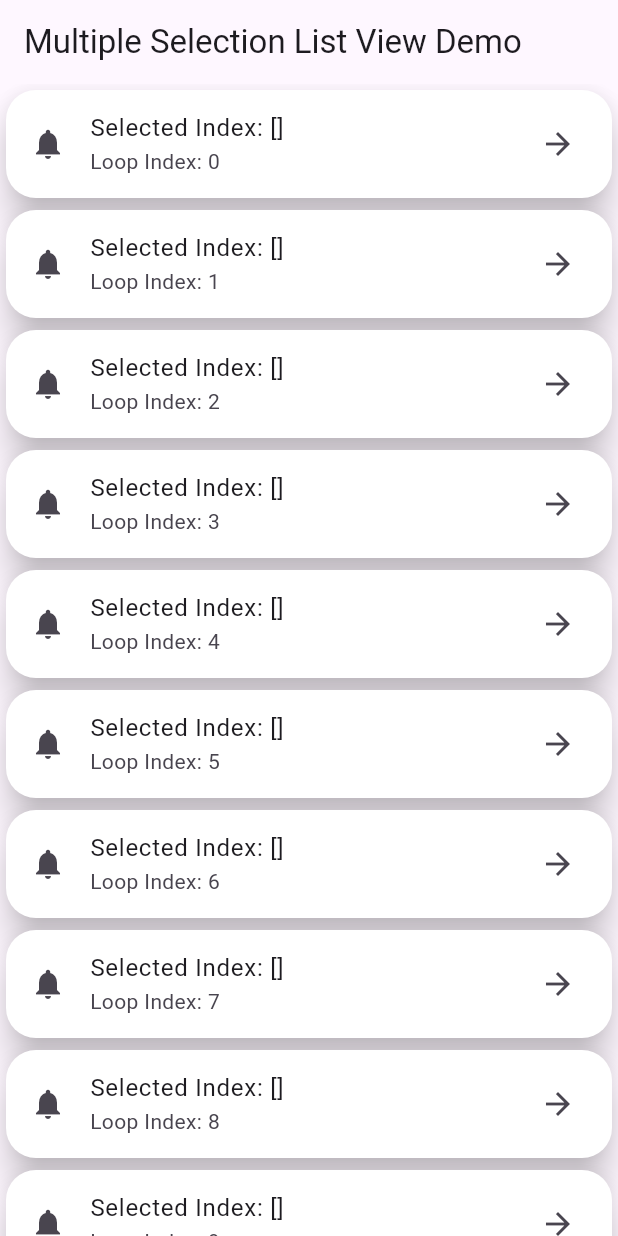
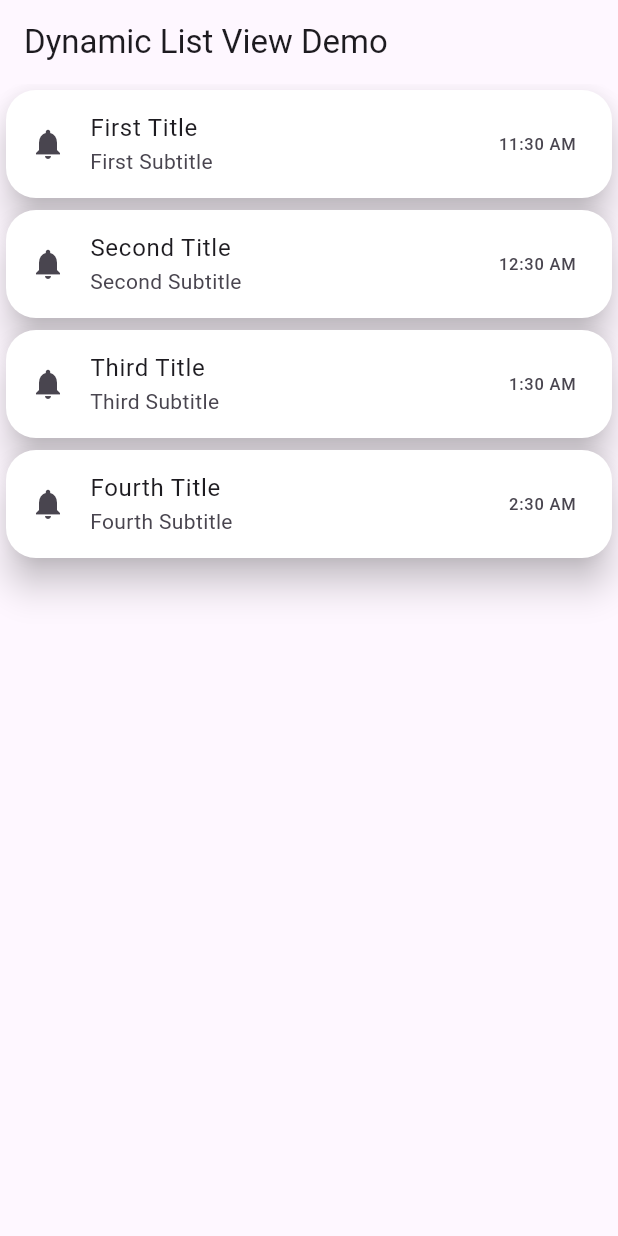
Before and after one commit to MuhammadAliKust/Flutter-B17, a Flutter app: the screen it shows after launch, on a phone screen of 412 x 824 dp. Run offline on Flutter 3.47's test engine with Material 3 defaults, Android fonts, the phone set to English and light mode, and no system bars; our stand-ins replace string_validator.

Commit message:
Dynamic List View Done

```diff
--- /dev/null
+++ b/lib/dynamic_list_view.dart
@@ -0,0 +1,47 @@
+import 'package:flutter/material.dart';
+import 'package:flutter_b17/models/notification.dart';
+
+class DynamicListView extends StatefulWidget {
+  DynamicListView({super.key});
+
+  @override
+  State<DynamicListView> createState() => _DynamicListViewState();
+}
+
+class _DynamicListViewState extends State<DynamicListView> {
+  List<NotificationModel> notificationList = [
+    NotificationModel(
+        title: 'First Title', subTitle: 'First Subtitle', time: '11:30 AM'),
+    NotificationModel(
+        title: 'Second Title', subTitle: 'Second Subtitle', time: '12:30 AM'),
+    NotificationModel(
+        title: 'Third Title', subTitle: 'Third Subtitle', time: '1:30 AM'),
+    NotificationModel(
+        title: 'Fourth Title', subTitle: 'Fourth Subtitle', time: '2:30 AM'),
+  ];
+
+  @override
+  Widget build(BuildContext context) {
+    return Scaffold(
+        appBar: AppBar(
+          title: Text("Dynamic List View Demo"),
+        ),
+        body: ListView.builder(
+            itemCount: notificationList.length,
+            itemBuilder: (context, i) {
+              return Card(
+                elevation: 10,
+                color: Colors.white,
+                shape: RoundedRectangleBorder(
+                    borderRadius: BorderRadius.circular(20)),
+                child: ListTile(
+                  leading: Icon(Icons.notifications),
+                  title: Text(notificationList[i].title),
+                  subtitle: Text(notificationList[i].subTitle),
+                  trailing: Text(notificationList[i].time),
+                  // tileColor: Colors.blue,
+                ),
+              );
+            }));
+  }
+}
--- a/lib/main.dart
+++ b/lib/main.dart
@@ -1,5 +1,6 @@
 import 'package:flutter/material.dart';
 import 'package:flutter_b17/asset_image.dart';
+import 'package:flutter_b17/dynamic_list_view.dart';
 import 'package:flutter_b17/multiple_selection.dart';
 import 'package:flutter_b17/single_selection.dart';
 
@@ -17,7 +18,7 @@ class MyApp extends StatelessWidget {
   @override
   Widget build(BuildContext context) {
     return  MaterialApp(
-      home: MultipleSelectionDemo(),
+      home: DynamicListView(),
     );
   }
 }
--- /dev/null
+++ b/lib/models/notification.dart
@@ -0,0 +1,8 @@
+class NotificationModel {
+  final String title;
+  final String subTitle;
+  final String time;
+
+  NotificationModel(
+      {required this.title, required this.subTitle, required this.time});
+}
--- a/lib/multiple_selection.dart
+++ b/lib/multiple_selection.dart
@@ -31,7 +31,6 @@ class _MultipleSelectionDemoState extends State<MultipleSelectionDemo> {
                     } else {
                       selectedIndex.add(i);
                     }
-
                     setState(() {});
                   },
                   leading: Icon(Icons.notifications),
```
